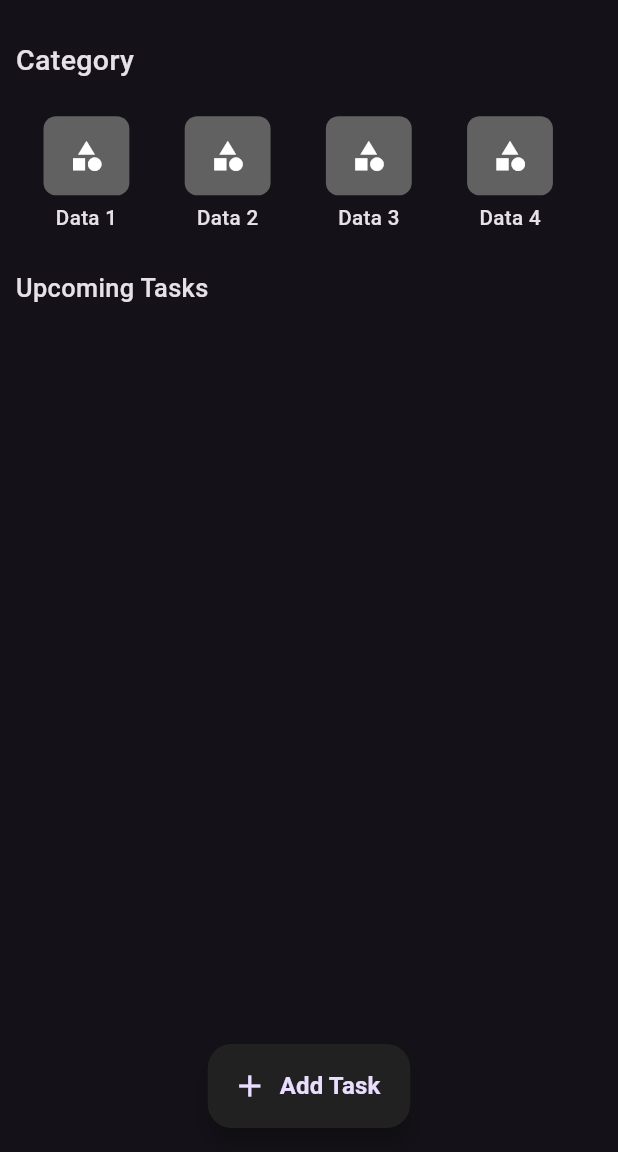
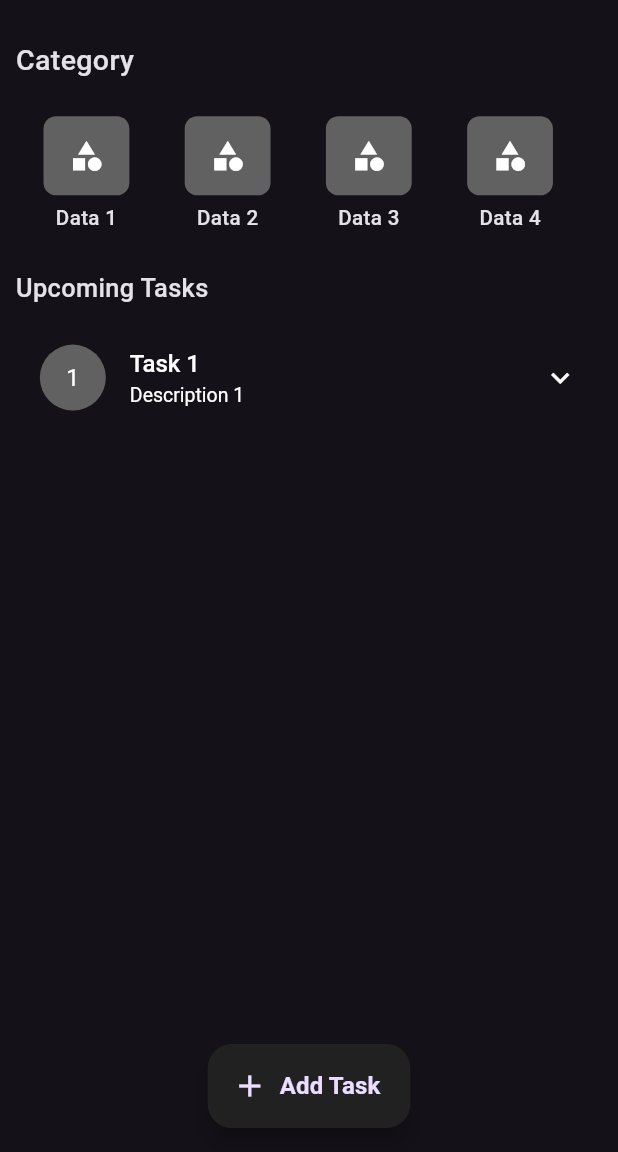
Before and after one commit to MohamdAshiq/Todo-Application, a Flutter app: the screen it shows after launch, on a phone screen of 412 x 824 dp, the part 84-1236 px from its top. Run offline on Flutter 3.47's test engine with Material 2 defaults, Android fonts, the phone set to English and light mode, and no system bars; our stand-ins replace flutter_screenutil.

Commit message:
Created an Expandable List Tile

```diff
--- a/lib/Screens/home_page.dart
+++ b/lib/Screens/home_page.dart
@@ -82,6 +82,51 @@ class HomePage extends StatelessWidget {
                   ),
                 ),
               ),
+              Theme(
+                data: ThemeData(
+                  splashColor: Colors.transparent,
+                  highlightColor: Colors.transparent,
+                ),
+                child: ExpansionTile(
+                  collapsedTextColor: Colors.white,
+                  textColor: Colors.white,
+                  iconColor: Colors.white,
+                  collapsedIconColor: Colors.white,
+                  title: const Text(
+                    "Task 1",
+                    style: TextStyle(
+                      fontWeight: FontWeight.w500,
+                    ),
+                  ),
+                  subtitle: const Text(
+                    "Description 1 ",
+                    overflow: TextOverflow.ellipsis,
+                    style: TextStyle(
+                      fontWeight: FontWeight.w400,
+                      fontSize: 13,
+                    ),
+                  ),
+                  leading: CircleAvatar(
+                    radius: 22,
+                    backgroundColor: Colors.grey[700],
+                    foregroundColor: Colors.white,
+                    child: const Text("1"),
+                  ),
+                  children: [
+                    Column(
+                      crossAxisAlignment: CrossAxisAlignment.stretch,
+                      mainAxisAlignment: MainAxisAlignment.start,
+                      children: List.generate(
+                          5,
+                          (index) => Padding(
+                                padding: const EdgeInsets.symmetric(
+                                    vertical: 8, horizontal: 15),
+                                child: Text("Data ${index + 1}  : "),
+                              )),
+                    )
+                  ],
+                ),
+              )
             ],
           ),
         ),
```
